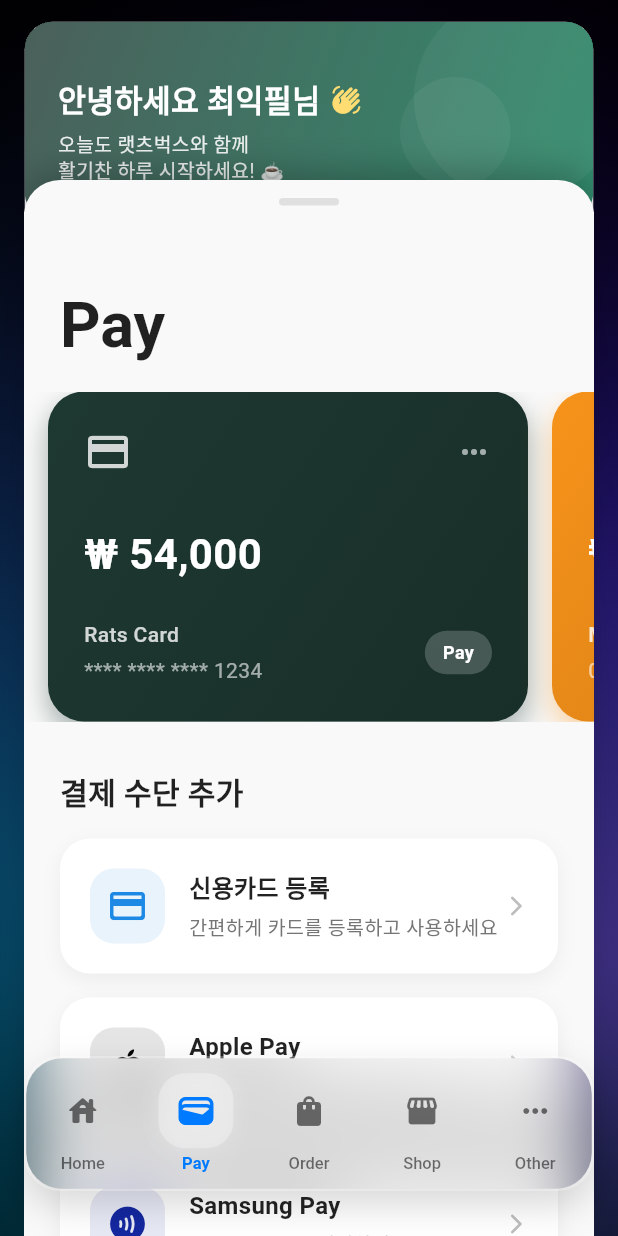
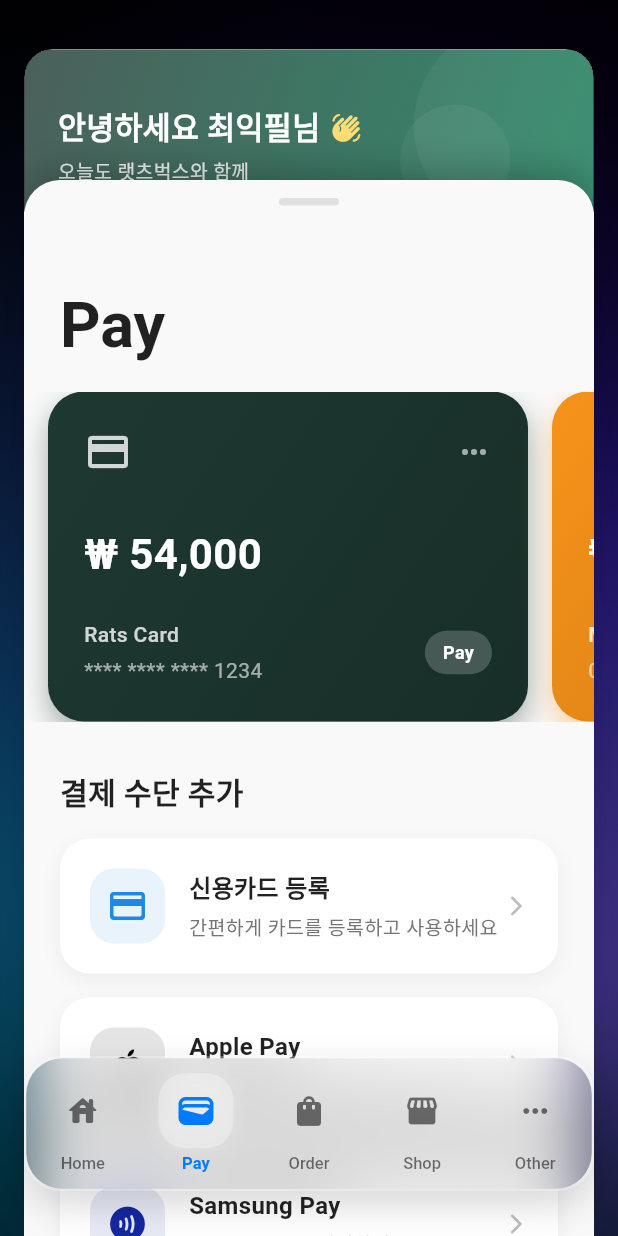
Before and after one commit to ikpil/Ratsbucks, a Flutter app: the screen it shows after launch, item 2 of the bottom bar chosen, on a phone screen of 412 x 824 dp. Run offline on Flutter 3.47's test engine with Material 3 defaults, Android fonts, the light colour scheme and no system bars.

Commit message:
맞긴한데 뒤에 있던 뷰가 왜 위로 스크롤 되서 올라가는거야? 그런건 필요 업어. 그냥 원래제자리로 돌아가는 애니메이션의 비율만큼만 움직이면 되

```diff
--- a/lib/pages/root_page.dart
+++ b/lib/pages/root_page.dart
@@ -32,6 +32,13 @@
   Widget build(BuildContext context) {
     final isPaySelected = _selectedIndex == 1;
 
+    // Calculate scale and opacity based on drag offset
+    final screenHeight = MediaQuery.of(context).size.height;
+    final dismissThreshold = screenHeight * 0.25;
+    final dragRatio = (_payViewDragOffset / dismissThreshold).clamp(0.0, 1.0);
+    final scaleValue = 0.92 + (0.08 * dragRatio); // Scale from 0.92 to 1.0
+    final opacityValue = 0.8 + (0.2 * dragRatio); // Opacity from 0.8 to 1.0
+
     return Scaffold(
       extendBody: true,
       backgroundColor: Colors.black, // Fallback color
@@ -45,13 +52,12 @@
 
           // Main Body (Background)
           AnimatedContainer(
-            duration: const Duration(milliseconds: 300),
+            duration: _isDraggingPayView ? Duration.zero : const Duration(milliseconds: 300),
             curve: Curves.easeInOut,
             // Use alignment to keep it centered when scaling
             alignment: Alignment.center,
             transform: Matrix4.identity()
-              ..scale(isPaySelected ? 0.92 : 1.0)
-              ..translate(0.0, isPaySelected ? -20.0 : 0.0), // Slightly move up
+              ..scale(isPaySelected ? scaleValue : 1.0),
             transformAlignment: Alignment.center, // Scale from center
             decoration: BoxDecoration(
               borderRadius:
@@ -60,7 +66,7 @@
             ),
             clipBehavior: Clip.hardEdge,
             child: Opacity(
-              opacity: isPaySelected ? 0.8 : 1.0,
+              opacity: isPaySelected ? opacityValue : 1.0,
               child: IgnorePointer(
                 ignoring: isPaySelected,
                 child: Container(
```
